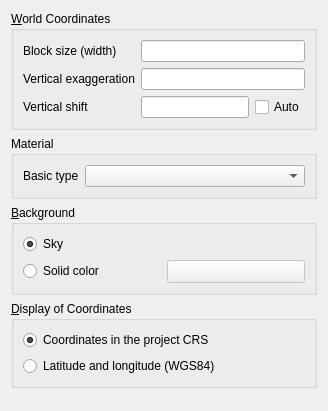
Old version of the form ui/sceneproperties.ui in the repository minorua/Qgis2threejs.
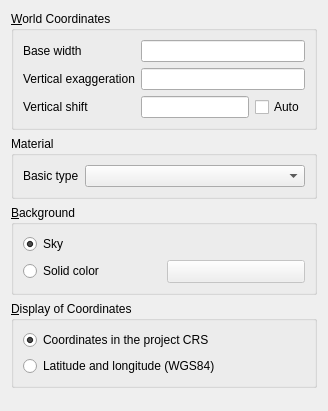
New version of the form. Custom widgets are drawn as their Qt base class.

Commit message: Scene: rename block size (width) option to base width

What changed in the file:
```diff
--- a/ui/sceneproperties.ui
+++ b/ui/sceneproperties.ui
@@ -23,7 +23,7 @@
       <item row="0" column="0">
        <widget class="QLabel" name="label_3">
         <property name="text">
-         <string>Block size (width)</string>
+         <string>Base width</string>
         </property>
        </widget>
       </item>
```
The commit also changes 1 other file.
